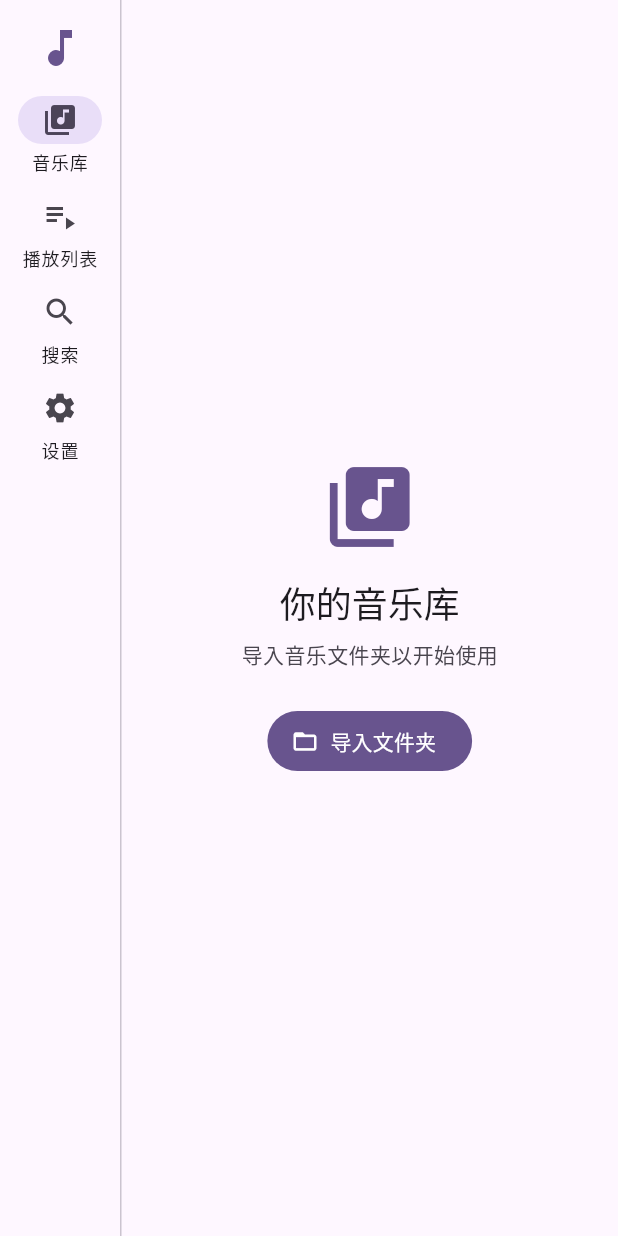
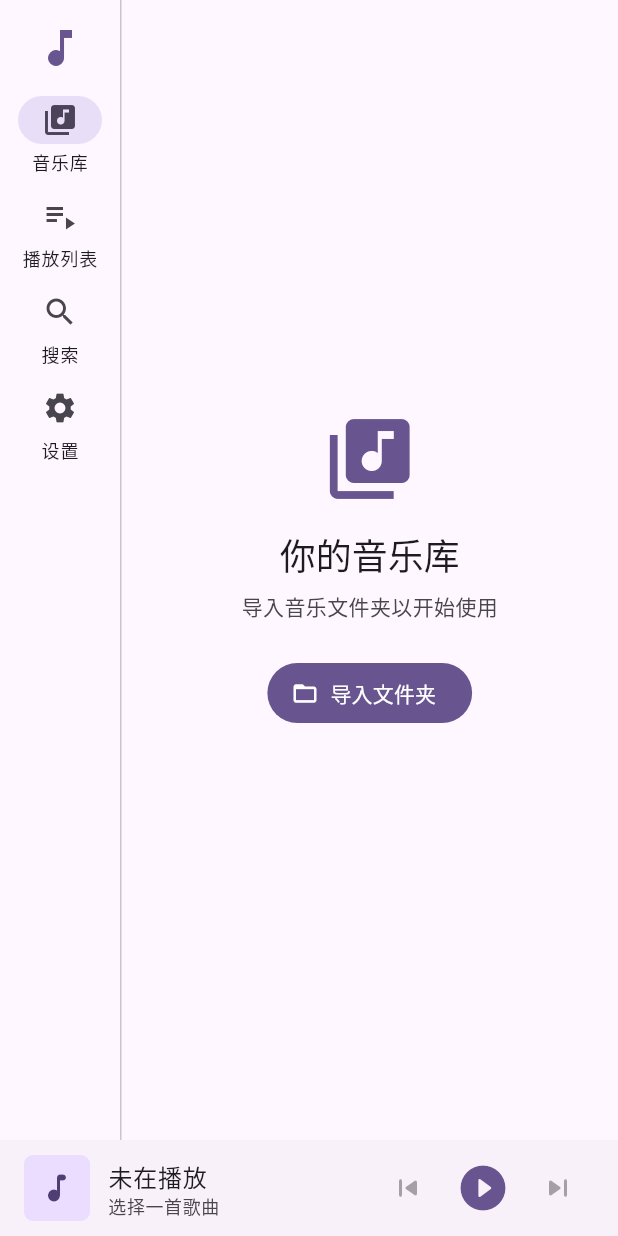
Before and after one commit to cxx1234/0x4D-music-player, a Flutter app: the screen it shows after launch, on a phone screen of 412 x 824 dp. Run offline on Flutter 3.47's test engine with Material 3 defaults, Android fonts, the phone set to English and light mode, and no system bars; our stand-ins replace file_picker.

Commit message:
feat(library): add folder picker and player navigation
- Add file_picker dependency for native folder selection dialog
- Bind '导入文件夹' button to system folder picker on LibraryPage
- Add now-playing bottom bar to ShellPage with playback controls
- Make bottom bar clickable to navigate to PlayerPage
- Create PlayerPage with basic playback UI placeholder

```diff
--- a/lib/features/shell/shell_page.dart
+++ b/lib/features/shell/shell_page.dart
@@ -1,6 +1,7 @@
 import 'package:flutter/material.dart';
 
 import '../library/library_page.dart';
+import '../player/player_page.dart';
 import '../playlist/playlist_page.dart';
 import '../search/search_page.dart';
 import '../settings/settings_page.dart';
@@ -28,12 +29,21 @@ class ShellPage extends StatefulWidget {
 class _ShellPageState extends State<ShellPage> {
   NavigationItem _selected = NavigationItem.library;
 
+  void _openPlayer() {
+    Navigator.of(context).push(
+      MaterialPageRoute(builder: (_) => const PlayerPage()),
+    );
+  }
+
   @override
   Widget build(BuildContext context) {
     final theme = Theme.of(context);
 
     return Scaffold(
-      body: Row(
+      body: Column(
+        children: [
+          Expanded(
+            child: Row(
               children: [
                 NavigationRail(
                   selectedIndex: _selected.index,
@@ -63,6 +73,97 @@ class _ShellPageState extends State<ShellPage> {
                 ),
               ],
             ),
+          ),
+          _NowPlayingBar(onTap: _openPlayer),
+        ],
+      ),
     );
   }
 }
+
+class _NowPlayingBar extends StatelessWidget {
+  final VoidCallback onTap;
+
+  const _NowPlayingBar({required this.onTap});
+
+  @override
+  Widget build(BuildContext context) {
+    final theme = Theme.of(context);
+
+    return Material(
+      color: theme.colorScheme.surfaceContainerLow,
+      child: InkWell(
+        onTap: onTap,
+        child: Container(
+          height: 64,
+          padding: const EdgeInsets.symmetric(horizontal: 16),
+          child: Row(
+            children: [
+              ClipRRect(
+                borderRadius: BorderRadius.circular(6),
+                child: Container(
+                  width: 44,
+                  height: 44,
+                  color: theme.colorScheme.primaryContainer,
+                  child: Icon(
+                    Icons.music_note_rounded,
+                    color: theme.colorScheme.onPrimaryContainer,
+                  ),
+                ),
+              ),
+              const SizedBox(width: 12),
+              Expanded(
+                child: Column(
+                  mainAxisAlignment: MainAxisAlignment.center,
+                  crossAxisAlignment: CrossAxisAlignment.start,
+                  children: [
+                    Text(
+                      '未在播放',
+                      style: theme.textTheme.bodyLarge?.copyWith(
+                        fontWeight: FontWeight.w500,
+                      ),
+                      maxLines: 1,
+                      overflow: TextOverflow.ellipsis,
+                    ),
+                    Text(
+                      '选择一首歌曲',
+                      style: theme.textTheme.bodySmall?.copyWith(
+                        color: theme.colorScheme.onSurfaceVariant,
+                      ),
+                      maxLines: 1,
+                      overflow: TextOverflow.ellipsis,
+                    ),
+                  ],
+                ),
+              ),
+              Row(
+                mainAxisSize: MainAxisSize.min,
+                children: [
+                  IconButton(
+                    icon: const Icon(Icons.skip_previous_rounded),
+                    onPressed: null,
+                    tooltip: '上一首',
+                  ),
+                  IconButton(
+                    icon: Icon(
+                      Icons.play_circle_filled_rounded,
+                      color: theme.colorScheme.primary,
+                    ),
+                    iconSize: 36,
+                    onPressed: null,
+                    tooltip: '播放',
+                  ),
+                  IconButton(
+                    icon: const Icon(Icons.skip_next_rounded),
+                    onPressed: null,
+                    tooltip: '下一首',
+                  ),
+                ],
+              ),
+            ],
+          ),
+        ),
+      ),
+    );
+  }
+}
--- a/pubspec.yaml
+++ b/pubspec.yaml
@@ -34,6 +34,7 @@ dependencies:
   # The following adds the Cupertino Icons font to your application.
   # Use with the CupertinoIcons class for iOS style icons.
   cupertino_icons: ^1.0.8
+  file_picker: ^11.0.2
 
 dev_dependencies:
   flutter_test:
```
Also changed, not shown: lib/features/library/library_page.dart (+11 -5 lines), lib/features/player/player_page.dart (added, +67 -0 lines), pubspec.lock, 3 other files. Lines whose indentation alone changed are shown as unchanged.
